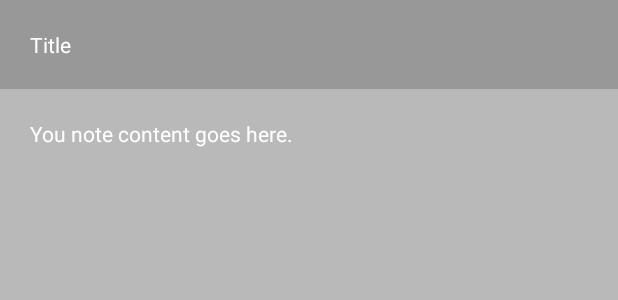
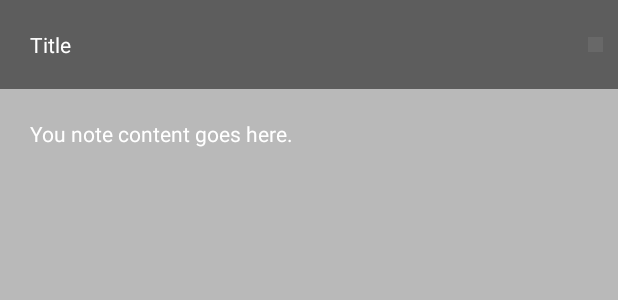
Before and after one commit to bgdsh/android-kotlin, an Android app: the layout activity_note.xml on its own in the app's theme, with its tools: preview values and no code run, on a phone screen of 412 x 824 dp. Shown: the top 300 px of the screen. Run offline under Robolectric (Android 15) with nearby library versions, the phone set to English and light mode, and no system bars; Roboto replaces fonts that are not available here.

```diff
--- a/app/src/main/res/layout/activity_note.xml
+++ b/app/src/main/res/layout/activity_note.xml
@@ -1,7 +1,26 @@
 <?xml version="1.0" encoding="utf-8"?>
-<LinearLayout xmlns:android="http://schemas.android.com/apk/res/android"
-    android:orientation="vertical" android:layout_width="match_parent"
-    android:layout_height="match_parent">
+<ScrollView
+    xmlns:android="http://schemas.android.com/apk/res/android"
+    android:layout_width="match_parent"
+    android:layout_height="match_parent"
+    android:fillViewport="true">
+    <LinearLayout
+        android:layout_width="match_parent"
+        android:layout_height="match_parent"
+        android:orientation="vertical"
+        android:background="@color/black_transparent_40">
+        <RelativeLayout
+            android:layout_width="match_parent"
+            android:layout_height="wrap_content">
+            <View
+                android:id="@+id/indicator"
+                android:layout_width="10dp"
+                android:layout_height="10dp"
+                android:layout_alignParentEnd="true"
+                android:layout_centerVertical="true"
+                android:layout_margin="10dp"
+                android:background="@android:color/darker_gray" />
+
             <EditText
                 android:id="@+id/note_title"
                 style="@style/edit_text_transparent"
@@ -9,6 +28,7 @@
                 android:layout_height="wrap_content"
                 android:hint="@string/title"
                 android:padding="@dimen/form_padding"/>
+        </RelativeLayout>
         <EditText
             style="@style/edit_text_grey_text"
             android:id="@+id/note_content"
@@ -18,3 +38,4 @@
             android:hint="@string/your_note_content_goes_here"
             android:padding="@dimen/form_padding"/>
     </LinearLayout>
+</ScrollView>
```
Also changed, not shown: app/src/main/kotlin/net/goodbai/journaler/activity/NoteActivity.kt (+30 -31 lines), app/src/main/kotlin/net/goodbai/journaler/execution/TaskExecutor.kt (added, +24 -0 lines), 3 other files. Lines whose indentation alone changed are shown as unchanged.
